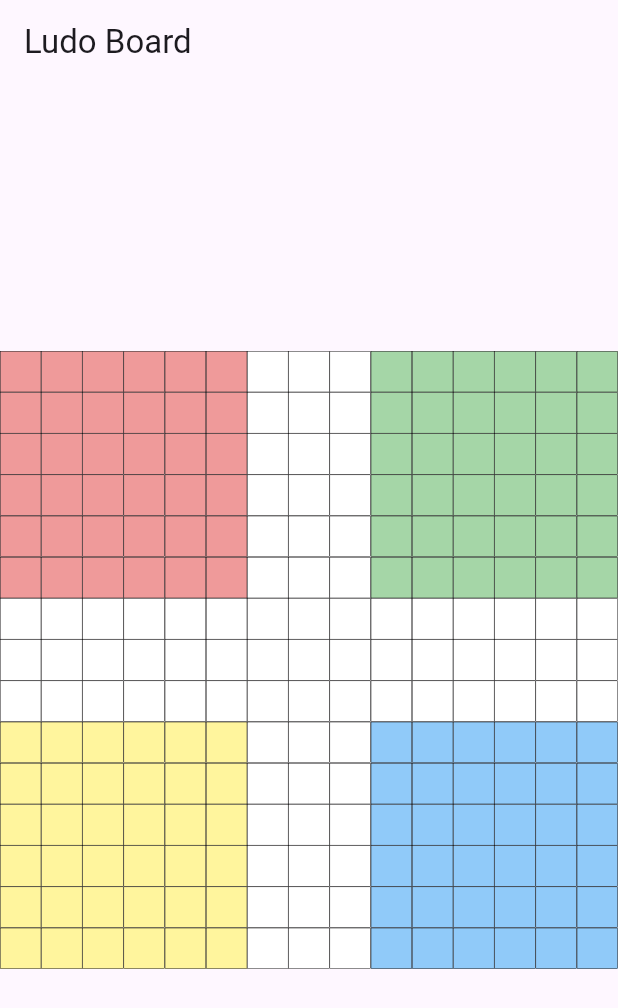
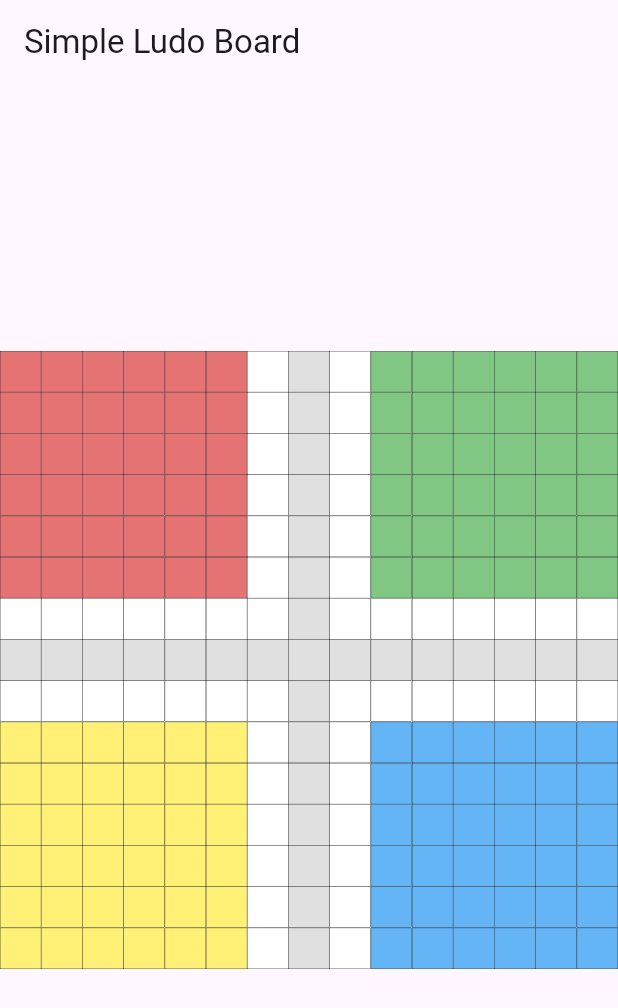
Before and after one commit to chintaman2004/Ludo, a Flutter app: the screen it shows after launch, on a phone screen of 412 x 824 dp. Shown: the top 1008 px of the screen. Run offline on Flutter 3.47's test engine with Material 3 defaults, Android fonts, the phone set to English and light mode, and no system bars.

Commit message:
Errors Rectification

```diff
--- a/lib/main.dart
+++ b/lib/main.dart
@@ -9,52 +9,52 @@ class LudoApp extends StatelessWidget {
 
   @override
   Widget build(BuildContext context) {
-    return MaterialApp(
-      title: 'Ludo Game',
-      theme: ThemeData(primarySwatch: Colors.blue),
-      home: LudoBoard(),
-      debugShowCheckedModeBanner: false,
-    );
+    return MaterialApp(home: LudoBoard(), debugShowCheckedModeBanner: false);
   }
 }
 
 class LudoBoard extends StatelessWidget {
   final int gridSize = 15;
 
-  const LudoBoard({super.key});
+  const LudoBoard({super.key}); // 15x15 Ludo board
 
   @override
   Widget build(BuildContext context) {
     return Scaffold(
-      appBar: AppBar(title: Text("Ludo Board")),
+      appBar: AppBar(title: Text("Simple Ludo Board")),
       body: Center(
         child: AspectRatio(
-          aspectRatio: 1,
+          aspectRatio: 1, // make sure it's a square
           child: GridView.builder(
             itemCount: gridSize * gridSize,
             gridDelegate: SliverGridDelegateWithFixedCrossAxisCount(
               crossAxisCount: gridSize,
             ),
             itemBuilder: (context, index) {
-              final row = index ~/ gridSize;
-              final col = index % gridSize;
+              int row = index ~/ gridSize;
+              int col = index % gridSize;
 
               Color color = Colors.white;
-              if (row < 6 && col < 6) {
-                color = Colors.red[200]!; // Red zone
-              } else if (row < 6 && col > 8)
-                // ignore: curly_braces_in_flow_control_structures
-                color = Colors.green[200]!; // Green zone
+
+              // Red Home (Top-Left)
+              if (row < 6 && col < 6)
+                color = Colors.red[300]!;
+              // Green Home (Top-Right)
+              else if (row < 6 && col > 8)
+                color = Colors.green[300]!;
+              // Yellow Home (Bottom-Left)
               else if (row > 8 && col < 6)
-                // ignore: curly_braces_in_flow_control_structures
-                color = Colors.yellow[200]!; // Yellow zone
+                color = Colors.yellow[300]!;
+              // Blue Home (Bottom-Right)
               else if (row > 8 && col > 8)
-                // ignore: curly_braces_in_flow_control_structures
-                color = Colors.blue[200]!; // Blue zone
+                color = Colors.blue[300]!;
+              // Middle Path
+              else if (col == 7 || row == 7)
+                color = Colors.grey[300]!;
 
               return Container(
                 decoration: BoxDecoration(
-                  border: Border.all(color: Colors.black, width: 0.3),
+                  border: Border.all(color: Colors.black, width: 0.2),
                   color: color,
                 ),
               );
```
